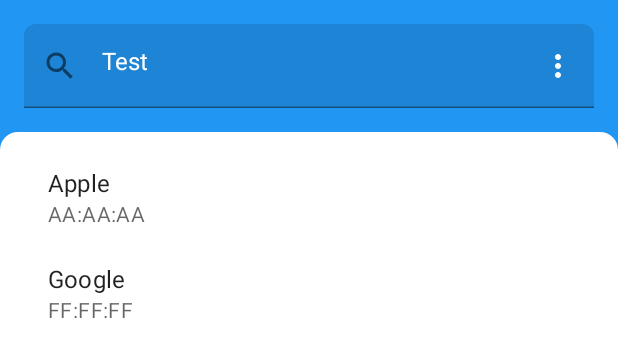
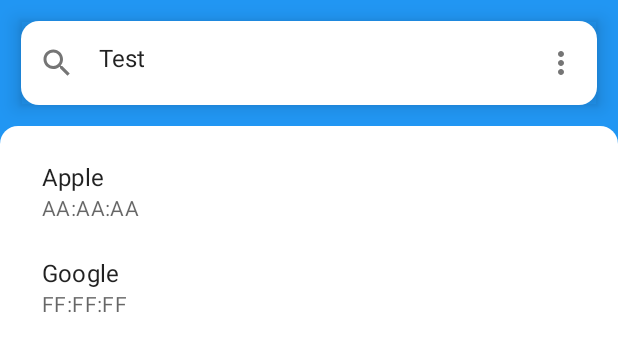
Before and after one commit to Alberto97/OUILookup, an Android app built with Jetpack Compose: the @Preview function DefaultPreview, on a phone screen of 412 x 824 dp. Shown: the top 357 px of the screen. Run offline under Robolectric (Android 15) with nearby library versions, the light colour scheme and no system bars; our stand-ins replace Room's generated code.

Commit message:
ui: Search: Increase Searchbar contrast

```diff
--- a/app/src/main/java/org/alberto97/ouilookup/ui/search/SearchScreen.kt
+++ b/app/src/main/java/org/alberto97/ouilookup/ui/search/SearchScreen.kt
@@ -15,6 +15,7 @@
 import androidx.compose.material.icons.outlined.SearchOff
 import androidx.compose.runtime.*
 import androidx.compose.ui.Modifier
+import androidx.compose.ui.draw.shadow
 import androidx.compose.ui.graphics.Color
 import androidx.compose.ui.res.stringResource
 import androidx.compose.ui.tooling.preview.Preview
@@ -115,23 +116,20 @@
             value = text,
             placeholder = { Text(stringResource(R.string.search_text_field_placeholder)) },
             onValueChange = onTextChange,
-            leadingIcon = { Icon(
-                Icons.Outlined.Search,
-                contentDescription = null
-            ) },
+            leadingIcon = {
+                Icon(Icons.Outlined.Search, null)
+            },
             trailingIcon = { DropdownButton(onInfoClick) },
-            shape = RoundedCornerShape(
-                topStart = 8.dp,
-                topEnd = 8.dp
-            ),
+            shape = RoundedCornerShape(12.dp),
             colors = TextFieldDefaults.textFieldColors(
-                trailingIconColor = Color.White,
-                textColor = Color.White,
-                focusedIndicatorColor = Color.White,
+                focusedIndicatorColor = Color.Transparent,
+                backgroundColor = MaterialTheme.colors.surface,
+                unfocusedIndicatorColor = Color.Transparent,
             ),
             modifier = Modifier
                 .fillMaxWidth()
-                .padding(16.dp)
+                .padding(14.dp)
+                .shadow(8.dp)
         )
     }
 }
@@ -175,10 +173,7 @@
         )
     else
         LazyColumn(
-            modifier = Modifier.padding(
-                horizontal = 16.dp,
-                vertical = 12.dp
-            )
+            modifier = Modifier.padding(12.dp)
         ) {
             items(list) { device ->
                 ListItem(
```
